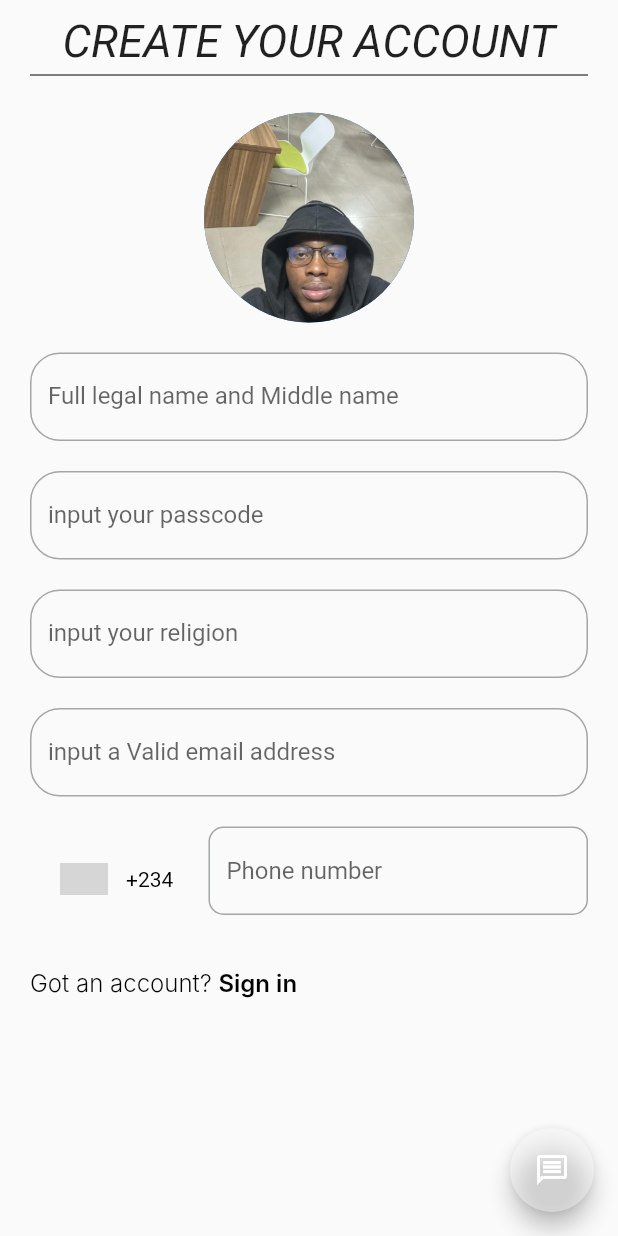
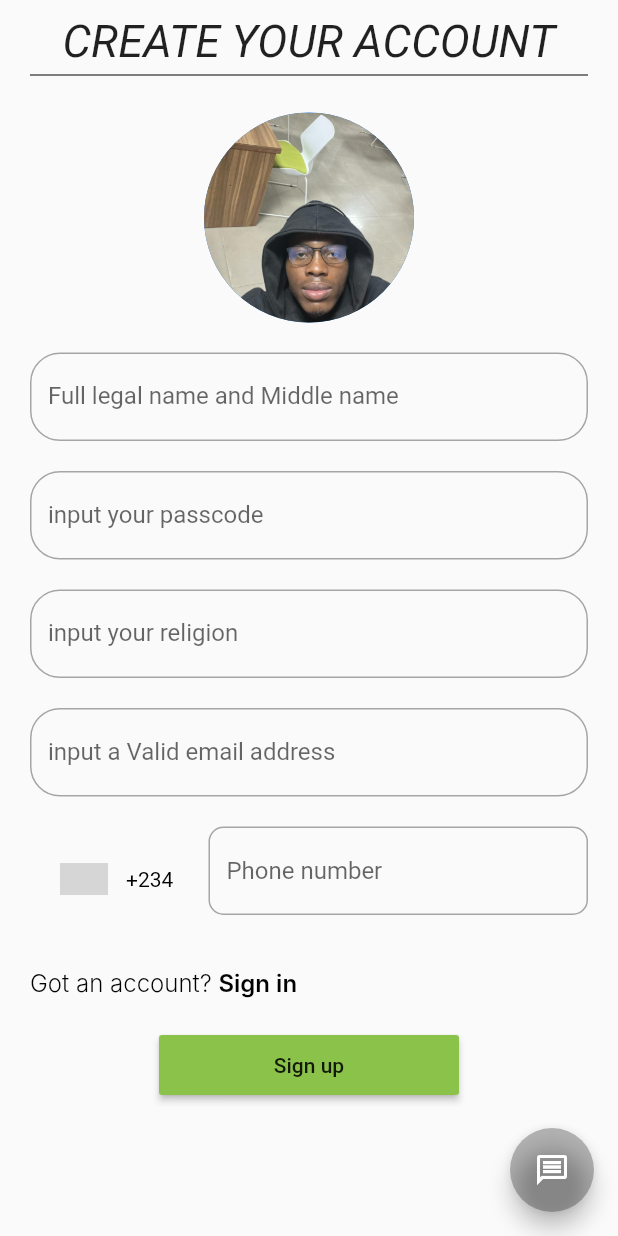
Before and after one commit to Makanakyjr/justpractice, a Flutter app: the screen it shows after launch, on a phone screen of 412 x 824 dp. Run offline on Flutter 3.47's test engine with Material 2 defaults, Android fonts, the light colour scheme and no system bars; drawn by our look-alikes of intl_phone_number_input; Roboto replaces fonts that are missing (Inter); grey boxes are pictures that could not be loaded.

Commit message:
i added MaterialButton

```diff
--- a/lib/Intropage.dart
+++ b/lib/Intropage.dart
@@ -101,7 +101,18 @@ class _IntroPageState extends State<IntroPage> {
                       textAlign: TextAlign.center,
                     ),
                     const SizedBox(
-                      height: 88,
+                      height: 20,
+                    ),
+                    Center(
+                      child: MaterialButton(
+                        onPressed: () {},
+                        height: 40,
+                        minWidth: (200.0),
+                        color: Colors.lightGreen,
+                        child: Text(
+                          "Sign up",
+                        ),
+                      ),
                     )
                   ],
                 ),
@@ -110,7 +121,7 @@ class _IntroPageState extends State<IntroPage> {
       ),
       floatingActionButton: FloatingActionButton(
         onPressed: () {},
-        backgroundColor: Colors.white38,
+        backgroundColor: Colors.black26,
         child: Icon(Icons.message_outlined),
       ),
     );
```
